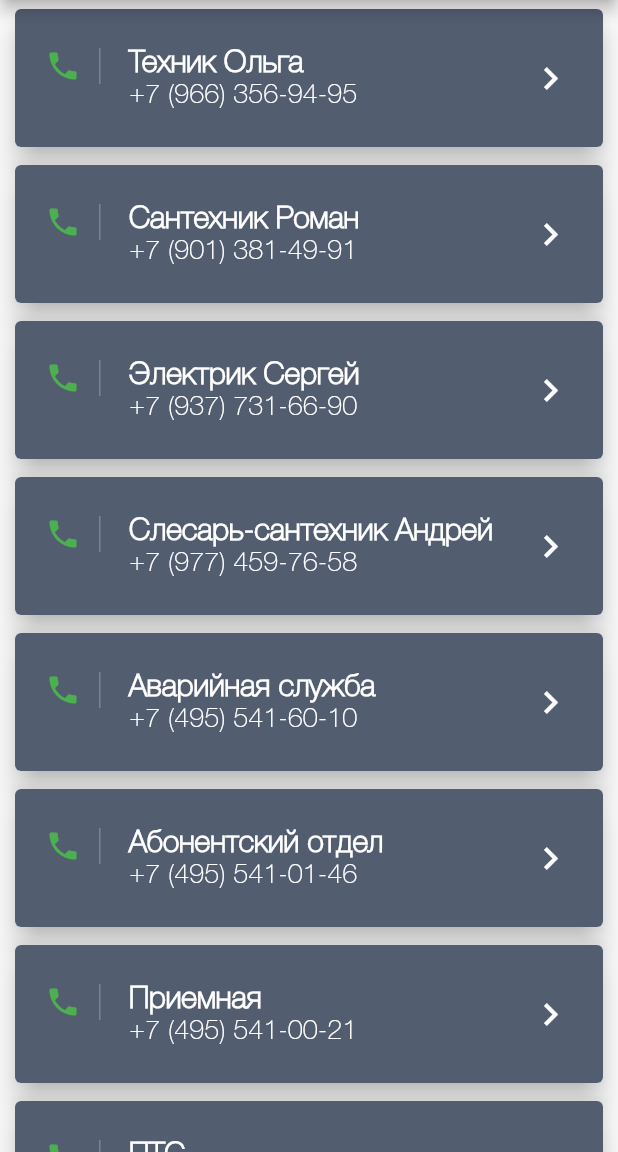
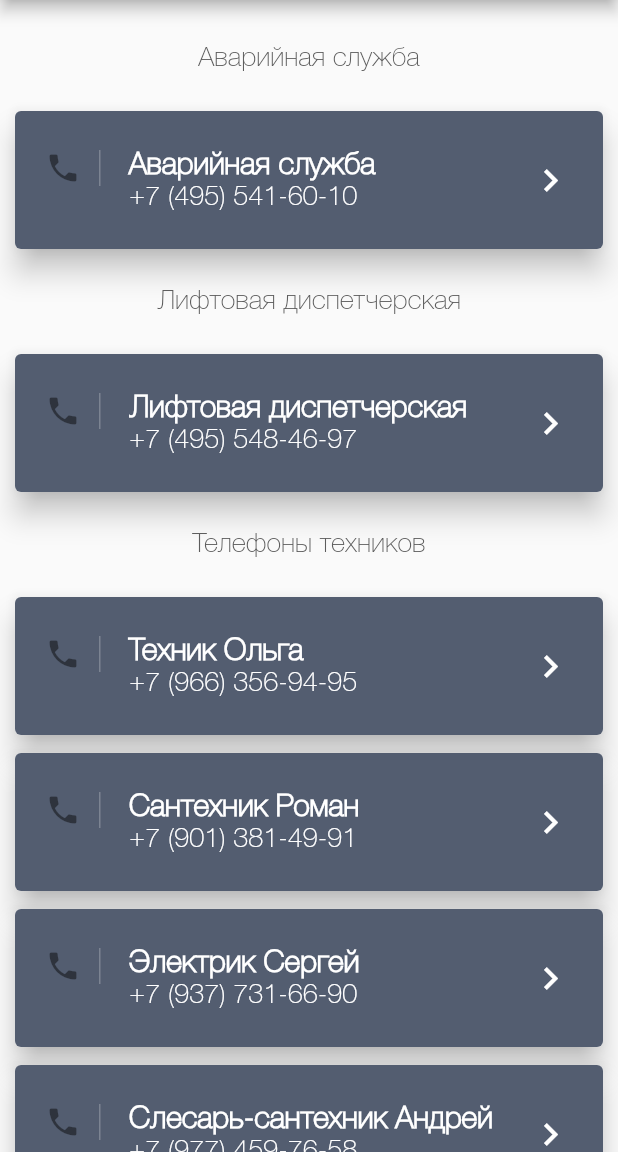
Before and after one commit to pumano/sightly-city, a Flutter app: the ServiceInfoScreen screen opened by its route, on a phone screen of 412 x 824 dp, the part 84-1236 px from its top. Run offline on Flutter 3.47's test engine with Material 2 defaults, Android fonts, the phone set to English and light mode, and no system bars; our stand-ins replace flutter_map, flutter_svg, latlong.

Commit message:
feat(contacts): add contact details with links with actions

```diff
--- a/lib/models/contacts.dart
+++ b/lib/models/contacts.dart
@@ -1,20 +1,78 @@
 import 'package:sightlycity/models/contact.dart';
 
-List getContacts() {
+List<Contact> getEmergenceContacts() {
+  return [
+    Contact(
+        name: 'Аварийная служба',
+        phone: '+7 (495) 541-60-10',
+        email: 'abonent@gkhvidnoe.ru')
+  ];
+}
+
+List<Contact> getElevatorContacts() {
+  return [
+    Contact(
+        name: 'Лифтовая диспетчерская',
+        description: "ООО МиТОЛ",
+        phone: '+7 (495) 548-46-97')
+  ];
+}
+
+List<Contact> getTechnicianContacts() {
   return [
     Contact(name: "Техник Ольга", phone: "+7 (966) 356-94-95"),
     Contact(name: 'Сантехник Роман', phone: '+7 (901) 381-49-91'),
     Contact(name: 'Электрик Сергей', phone: '+7 (937) 731-66-90'),
-    Contact(name: 'Слесарь-сантехник Андрей', phone: '+7 (977) 459-76-58'),
-    //////////////////////
-    Contact(name: 'Аварийная служба', phone: '+7 (495) 541-60-10', email: 'abonent@gkhvidnoe.ru'),
-    Contact(name: 'Абонентский отдел', phone: '+7 (495) 541-01-46'),
-    Contact(name: 'Приемная', phone: '+7 (495) 541-00-21', email: '5410021@mail.ru'),
-    Contact(name: 'ПТС', phone: '+7 (495) 548-04-25', email: 'pts@gkhvidnoe.ru'),
-    Contact(name: 'Юридический отдел', phone: '+7 (495) 541-23-33', email: 'pravo@gkhvidnoe.ru'),
+    Contact(name: 'Слесарь-сантехник Андрей', phone: '+7 (977) 459-76-58')
+  ];
+}
+
+List<Contact> getManagementCompanyContacts() {
+  return [
+    Contact(name: 'Аварийная служба', phone: '+7 (495) 541-60-10'),
+    Contact(
+        name: 'Абонентский отдел',
+        phone: '+7 (495) 541-01-46',
+        email: 'abonent@gkhvidnoe.ru',
+        website: "http://gkhvidnoe.ru"),
+    Contact(
+        name: 'Приемная',
+        phone: '+7 (495) 541-00-21',
+        email: '5410021@mail.ru'),
+    Contact(
+        name: 'ПТС', phone: '+7 (495) 548-04-25', email: 'pts@gkhvidnoe.ru'),
+    Contact(
+        name: 'Юридический отдел',
+        phone: '+7 (495) 541-23-33',
+        email: 'pravo@gkhvidnoe.ru'),
     Contact(name: 'Отдел кадров', phone: '+7 (495) 541-57-56'),
     Contact(name: 'Финансово-экономический отдел', phone: '+7 (495) 548-04-34'),
     Contact(name: 'ЦУ КИПА (домофоны)', phone: '+7 (495) 541-57-56'),
-    Contact(name: 'IT отдел (проблемы с доступом на сайт)', phone: '', email: '4955488977@mail.ru'),
+    Contact(
+        name: 'IT отдел (проблемы с доступом на сайт)',
+        email: '4955488977@mail.ru'),
   ];
 }
+
+List<Contact> getGarbageCollectionContacts() {
+  return [
+    Contact(
+        name: 'Контакт-центр',
+        description: 'Каширский региональный оператор',
+        phone: '+7 (495) 548-46-97',
+        email: "info@kashirskyro.ru",
+        website: "https://kashirskyro.ru")
+  ];
+}
+
+List<Contact> getRussianPostContacts() {
+  return [
+    Contact(
+        name: 'Почта России 142702',
+        description:
+            '142702, г. Видное, Ленинский р-он, Петровский проезд, д. 24',
+        phone: '+7 (800) 100-00-00',
+        website: "https://pochta.ru/",
+        coords: [55.5367, 37.6631])
+  ];
+}
--- a/lib/nav_drawer.dart
+++ b/lib/nav_drawer.dart
@@ -26,15 +26,31 @@ class NavigationDrawer extends StatelessWidget {
           ),
           */
 
-            DrawerHeader(
-              child: Center( child: Column( children: [ Text('Видный Город', style: TextStyle(color: Colors.white, fontFamily: 'PoiretOne', fontSize: 40.0)), Container( padding: EdgeInsets.only(top: 20), child: Text("Светский пригород", style: TextStyle(color: Colors.white, fontFamily: "HelveticaNeueCyrThin", fontSize: 20),))])),
-              decoration: BoxDecoration(
-                color: Color(0xFF941C40),
-              ),
+          DrawerHeader(
+            child: Center(
+                child: Column(children: [
+              Text('Видный Город',
+                  style: TextStyle(
+                      color: Colors.white,
+                      fontFamily: 'PoiretOne',
+                      fontSize: 40.0)),
+              Container(
+                  padding: EdgeInsets.only(top: 20),
+                  child: Text(
+                    "Светский пригород",
+                    style: TextStyle(
+                        color: Colors.white,
+                        fontFamily: "HelveticaNeueCyrThin",
+                        fontSize: 20),
+                  ))
+            ])),
+            decoration: BoxDecoration(
+              color: Color(0xFF941C40),
             ),
-
+          ),
           ListTile(
-            title: Text('О Видном Городе', style: Theme.of(context).textTheme.subhead),
+            title: Text('О Видном Городе',
+                style: Theme.of(context).textTheme.subhead),
             onTap: () {
               // Update the state of the app
               // ...
@@ -53,7 +69,8 @@ class NavigationDrawer extends StatelessWidget {
             },
           ),
           ListTile(
-            title: Text('Информация УК', style: Theme.of(context).textTheme.subhead),
+            title: Text('Информация и телефоны',
+                style: Theme.of(context).textTheme.subhead),
             onTap: () {
               // Update the state of the app
               // ...
@@ -63,7 +80,8 @@ class NavigationDrawer extends StatelessWidget {
             },
           ),
           ListTile(
-            title: Text('Расположение', style: Theme.of(context).textTheme.subhead),
+            title: Text('Расположение',
+                style: Theme.of(context).textTheme.subhead),
             onTap: () {
               // Update the state of the app
               // ...
@@ -83,7 +101,8 @@ class NavigationDrawer extends StatelessWidget {
             },
           ),
           ListTile(
-            title: Text('Инфраструктура', style: Theme.of(context).textTheme.subhead),
+            title: Text('Инфраструктура',
+                style: Theme.of(context).textTheme.subhead),
             onTap: () {
               // Update the state of the app
               // ...
--- a/lib/views/rules.screen.dart
+++ b/lib/views/rules.screen.dart
@@ -21,8 +21,7 @@ class RulesScreen extends StatelessWidget {
                           padding: EdgeInsets.only(bottom: 20),
                           child: Text("Тишина",
                               style: Theme.of(context).textTheme.title)),
-              Text(
-                  "Соблюдение закона о тишине",
+                      Text("Соблюдение закона о тишине",
                           style: Theme.of(context).textTheme.body1),
                     ]))));
   }
--- a/lib/views/serviceinfo.screen.dart
+++ b/lib/views/serviceinfo.screen.dart
@@ -1,8 +1,7 @@
 import 'package:flutter/material.dart';
 import 'package:sightlycity/models/contacts.dart';
 import 'package:sightlycity/nav_drawer.dart';
-
-import 'contactdetails.screen.dart';
+import 'package:sightlycity/widgets/contactslist.widget.dart';
 
 class ServiceInfoScreen extends StatefulWidget {
   const ServiceInfoScreen({Key key}) : super(key: key);
@@ -13,10 +12,20 @@ class ServiceInfoScreen extends StatefulWidget {
 
 class _ServiceInfoScreenState extends State<ServiceInfoScreen> {
   List contacts;
+  List managementCompanyContacts;
+  List emergenceContacts;
+  List elevatorContacts;
+  List garbageCollectionContacts;
+  List russianPostContacts;
 
   @override
   void initState() {
-    contacts = getContacts();
+    contacts = getTechnicianContacts();
+    managementCompanyContacts = getManagementCompanyContacts();
+    emergenceContacts = getEmergenceContacts();
+    elevatorContacts = getElevatorContacts();
+    garbageCollectionContacts = getGarbageCollectionContacts();
+    russianPostContacts = getRussianPostContacts();
     super.initState();
   }
 
@@ -27,55 +36,36 @@ class _ServiceInfoScreenState extends State<ServiceInfoScreen> {
             title: Text("Информация УК",
                 style: Theme.of(context).textTheme.subhead)),
         drawer: NavigationDrawer(),
-        body: Container(
-          child: ListView.builder(
-              scrollDirection: Axis.vertical,
-              shrinkWrap: true,
-              itemCount: contacts.length,
-              itemBuilder: (BuildContext context, int index) {
-                return Card(
-                  elevation: 8.0,
-                  margin: EdgeInsets.symmetric(horizontal: 10.0, vertical: 6.0),
-                  child: Container(
-                      decoration: BoxDecoration(
-                          color: Color.fromRGBO(64, 75, 96, .9),
-                          borderRadius: BorderRadius.circular(4.0)),
-                      child: ListTile(
-                        contentPadding: EdgeInsets.symmetric(
-                            horizontal: 20.0, vertical: 10.0),
-                        leading: Container(
-                          padding: EdgeInsets.only(right: 12.0),
-                          decoration: BoxDecoration(
-                              border: Border(
-                                  right: BorderSide(
-                                      width: 1.0, color: Colors.white24))),
-                          child: Icon(Icons.phone, color: Colors.green),
-                        ),
-                        title: Text(
-                          contacts[index].name,
-                          style: TextStyle(
-                              color: Colors.white, fontWeight: FontWeight.bold),
-                        ),
-                        // subtitle: Text("Intermediate", style: TextStyle(color: Colors.white)),
-
-                        subtitle: Row(
-                          children: <Widget>[
-                            Text(contacts[index].phone,
-                                style: TextStyle(color: Colors.white))
-                          ],
-                        ),
-                        trailing: Icon(Icons.keyboard_arrow_right,
-                            color: Colors.white, size: 30.0),
-                        onTap: () {
-                          Navigator.push(
-                              context,
-                              MaterialPageRoute(
-                                  builder: (context) => ContactDetailsScreen(
-                                      contact: contacts[index])));
-                        },
-                      )),
-                );
-              }),
-        ));
+        body: SingleChildScrollView(
+            child: Container(
+                padding: EdgeInsets.only(top: 20.0, bottom: 20.0),
+                child: Column(
+                    mainAxisAlignment: MainAxisAlignment.start,
+                    children: <Widget>[
+                      Container(
+                          padding: EdgeInsets.only(top: 10.0, bottom: 20.0),
+                          child: Text("Аварийная служба")),
+                      ContactsList(contacts: emergenceContacts),
+                      Container(
+                          padding: EdgeInsets.only(top: 20.0, bottom: 20.0),
+                          child: Text("Лифтовая диспетчерская")),
+                      ContactsList(contacts: elevatorContacts),
+                      Container(
+                          padding: EdgeInsets.only(top: 20.0, bottom: 20.0),
+                          child: Text("Телефоны техников")),
+                      ContactsList(contacts: contacts),
+                      Container(
+                          padding: EdgeInsets.only(top: 20.0, bottom: 20.0),
+                          child: Text("Телефоны УК")),
+                      ContactsList(contacts: managementCompanyContacts),
+                      Container(
+                          padding: EdgeInsets.only(top: 20.0, bottom: 20.0),
+                          child: Text("Вывоз мусора")),
+                      ContactsList(contacts: garbageCollectionContacts),
+                      Container(
+                          padding: EdgeInsets.only(top: 20.0, bottom: 20.0),
+                          child: Text("Почтовое отделение")),
+                      ContactsList(contacts: russianPostContacts),
+                    ]))));
   }
 }
--- a/lib/views/transport.screen.dart
+++ b/lib/views/transport.screen.dart
@@ -29,8 +29,7 @@ class TransportScreen extends StatelessWidget {
                                 color: Color(0xFFAC956B)))),
                     */
               Container(
-                  padding: EdgeInsets.only(bottom: 20),
-                  child: MapWidget()),
+                  padding: EdgeInsets.only(bottom: 20), child: MapWidget()),
               Container(
                   padding: EdgeInsets.only(bottom: 20),
                   child: Text("На автомобиле",
--- /dev/null
+++ b/lib/widgets/contactslist.widget.dart
@@ -0,0 +1,63 @@
+import 'package:flutter/material.dart';
+import 'package:sightlycity/views/contactdetails.screen.dart';
+
+class ContactsList extends StatelessWidget {
+  final List contacts;
+
+  const ContactsList({Key key, @required this.contacts}) : super(key: key);
+
+  @override
+  Widget build(BuildContext context) {
+    return Container(
+      child: ListView.builder(
+          physics: NeverScrollableScrollPhysics(),
+          shrinkWrap: true,
+          itemCount: contacts.length,
+          itemBuilder: (BuildContext context, int index) {
+            return Card(
+              elevation: 8.0,
+              margin: EdgeInsets.symmetric(horizontal: 10.0, vertical: 6.0),
+              child: Container(
+                  decoration: BoxDecoration(
+                      color: Color.fromRGBO(64, 75, 96, .9),
+                      borderRadius: BorderRadius.circular(4.0)),
+                  child: ListTile(
+                    contentPadding:
+                        EdgeInsets.symmetric(horizontal: 20.0, vertical: 10.0),
+                    leading: Container(
+                      padding: EdgeInsets.only(right: 12.0),
+                      decoration: BoxDecoration(
+                          border: Border(
+                              right: BorderSide(
+                                  width: 1.0, color: Colors.white24))),
+                      child: Icon(Icons.phone),
+                    ),
+                    title: Text(
+                      contacts[index].name,
+                      style: TextStyle(
+                          color: Colors.white, fontWeight: FontWeight.bold),
+                    ),
+                    subtitle: Row(
+                      children: <Widget>[
+                        Text(
+                            contacts[index].phone != null
+                                ? contacts[index].phone
+                                : '',
+                            style: TextStyle(color: Colors.white))
+                      ],
+                    ),
+                    trailing: Icon(Icons.keyboard_arrow_right,
+                        color: Colors.white, size: 30.0),
+                    onTap: () {
+                      Navigator.push(
+                          context,
+                          MaterialPageRoute(
+                              builder: (context) => ContactDetailsScreen(
+                                  contact: contacts[index])));
+                    },
+                  )),
+            );
+          }),
+    );
+  }
+}
--- a/pubspec.yaml
+++ b/pubspec.yaml
@@ -26,6 +26,7 @@ dependencies:
   flutter_svg: ^0.15.0
   flutter_map: ^0.8.2
   latlong: ^0.6.1
+  url_launcher: ^5.4.1
 
 dev_dependencies:
   flutter_launcher_icons: "^0.7.4"
```
Also changed, not shown: lib/helpers/url_launcher.dart (added, +12 -0 lines), lib/models/contact.dart (+12 -1 lines), lib/views/contactdetails.screen.dart (+60 -5 lines), lib/views/main.screen.dart (+4 -3 lines), lib/widgets/map.widget.dart (+17 -10 lines), pubspec.lock. Lines whose indentation alone changed are shown as unchanged.
